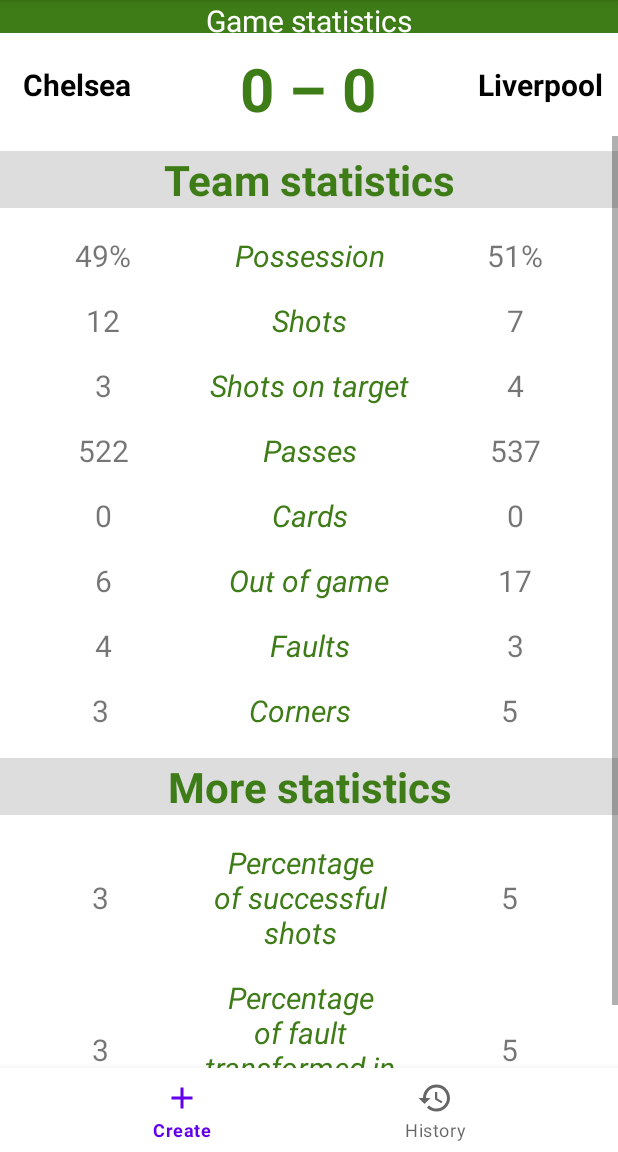
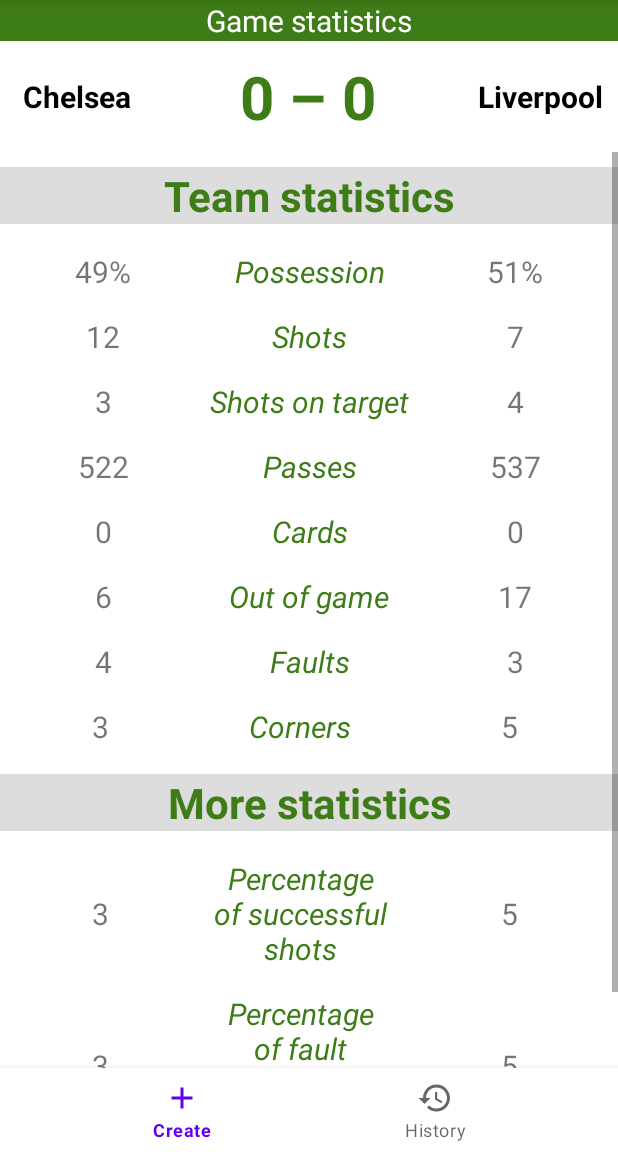
Before and after one commit to AntoninLmp/Football-Tracker, an Android app: the GameDetailsActivity screen opened directly, with no data from a screen before it, on a phone screen of 412 x 824 dp, the part 84-1236 px from its top. Run offline under Robolectric (Android 15) with nearby library versions, the phone set to English and light mode, and no system bars; Roboto replaces fonts that are not available here.

Commit message:
Language and UI

```diff
--- a/app/src/main/res/layout/activity_game_details.xml
+++ b/app/src/main/res/layout/activity_game_details.xml
@@ -11,7 +11,6 @@
     <LinearLayout
         android:layout_width="match_parent"
         android:layout_height="wrap_content"
-        android:layout_weight="0.1"
         android:background="@color/green"
         android:orientation="horizontal">
 
@@ -28,7 +27,6 @@
     <LinearLayout
         android:layout_width="match_parent"
         android:layout_height="wrap_content"
-        android:layout_weight="0.1"
         android:orientation="horizontal"
         android:layout_marginVertical="10sp">
 
--- a/app/src/main/res/layout/activity_match_creation.xml
+++ b/app/src/main/res/layout/activity_match_creation.xml
@@ -401,7 +401,7 @@
                         android:layout_height="match_parent"
                         android:layout_weight="1"
                         android:gravity="center"
-                        android:text="Add your best smile ..."
+                        android:text="@string/photoSentence"
                         android:textAlignment="center"
                         android:textColor="@color/green"
                         android:textSize="16sp" />
--- a/app/src/main/res/values/strings.xml
+++ b/app/src/main/res/values/strings.xml
@@ -49,4 +49,5 @@
     <string name="statMoreteam">More statistics</string>
     <string name="statShotSuccess">Percentage of successful shots</string>
     <string name="statFaultTransfCard">Percentage of fault transformed in card</string>
+    <string name="photoSentence">Add your best smile ...</string>
 </resources>
```
Also changed, not shown: 1 other file.
